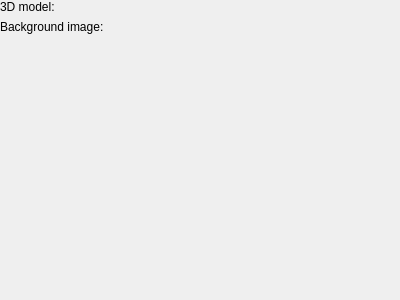
Above: ground/src/plugins/modelview/modelviewoptionspage.ui from openpilot/OpenPilot before the change. Below: the same form after it.
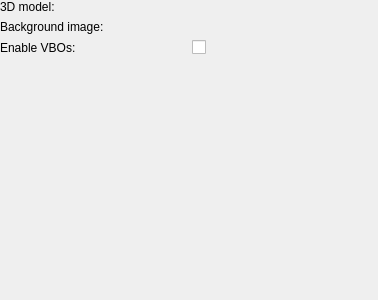
That is the form after the change. Custom widgets are drawn as their Qt base class.

Commit message: OP-76 GCS/ModelView - Add option to enable Vertex Buffer Objects (VBOs), now disabled by default.  VBOs reduce CPU load, but was causing crashes on GPUs with faulty drivers.  Recommended for most to re-enable VBOs.

```diff
--- a/ground/src/plugins/modelview/modelviewoptionspage.ui
+++ b/ground/src/plugins/modelview/modelviewoptionspage.ui
@@ -6,7 +6,7 @@
    <rect>
     <x>0</x>
     <y>0</y>
-    <width>400</width>
+    <width>378</width>
     <height>300</height>
    </rect>
   </property>
@@ -37,7 +37,7 @@
    <item row="0" column="1">
     <widget class="Utils::PathChooser" name="modelPathChooser" native="true"/>
    </item>
-   <item row="2" column="0">
+   <item row="3" column="0">
     <spacer name="verticalSpacer">
      <property name="orientation">
       <enum>Qt::Vertical</enum>
@@ -50,6 +50,23 @@
      </property>
     </spacer>
    </item>
+   <item row="2" column="1">
+    <widget class="QCheckBox" name="enableVbo">
+     <property name="whatsThis">
+      <string>VBO allow for performance gains for GPUs that support it (most cards).  This may cause cards with faulty drivers to crash.</string>
+     </property>
+     <property name="text">
+      <string/>
+     </property>
+    </widget>
+   </item>
+   <item row="2" column="0">
+    <widget class="QLabel" name="label_3">
+     <property name="text">
+      <string>Enable VBOs:</string>
+     </property>
+    </widget>
+   </item>
   </layout>
  </widget>
  <customwidgets>
```
The commit also changes 6 other files.
